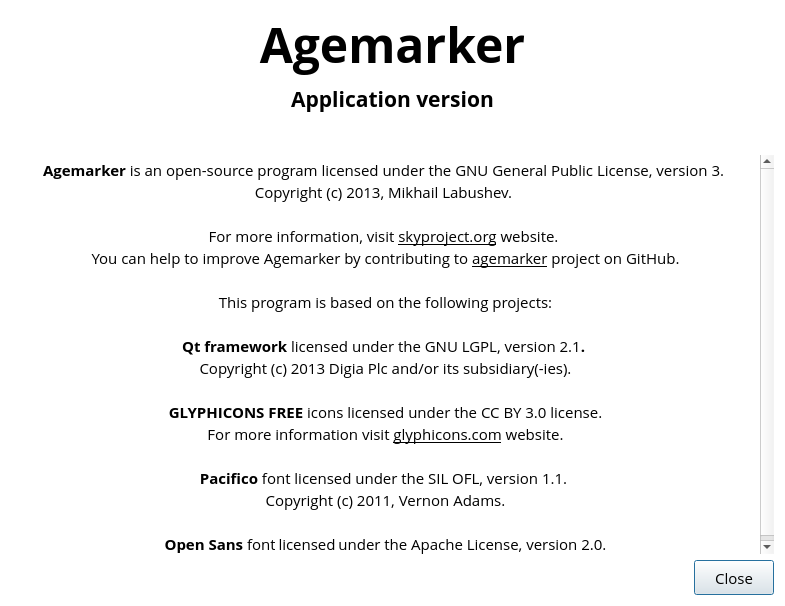
Old version of the form src/Windows/aboutwindow.ui in the repository skyproject/agemarker.
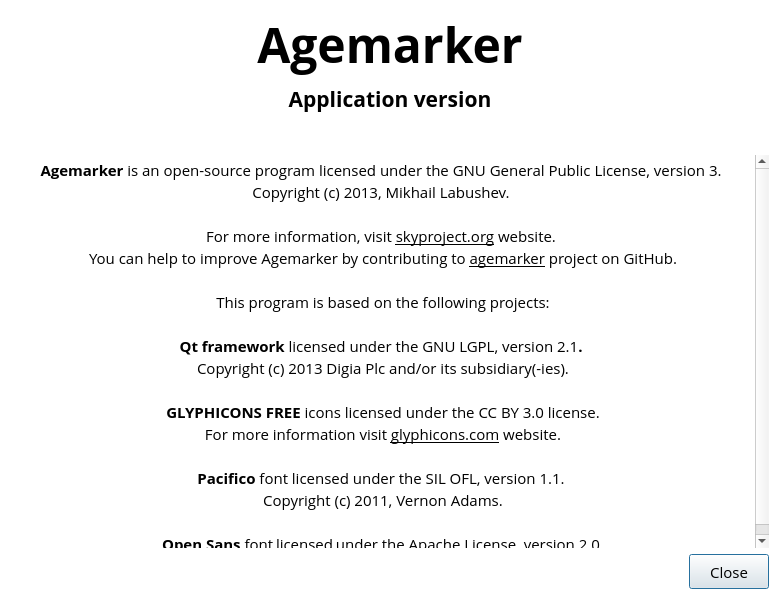
New version of the form. Custom widgets are drawn as their Qt base class.

```diff
--- a/src/Windows/aboutwindow.ui
+++ b/src/Windows/aboutwindow.ui
@@ -6,10 +6,28 @@
    <rect>
     <x>0</x>
     <y>0</y>
-    <width>785</width>
-    <height>606</height>
+    <width>780</width>
+    <height>600</height>
    </rect>
   </property>
+  <property name="minimumSize">
+   <size>
+    <width>780</width>
+    <height>600</height>
+   </size>
+  </property>
+  <property name="maximumSize">
+   <size>
+    <width>780</width>
+    <height>600</height>
+   </size>
+  </property>
+  <property name="baseSize">
+   <size>
+    <width>0</width>
+    <height>0</height>
+   </size>
+  </property>
   <property name="palette">
    <palette>
     <active>
```
